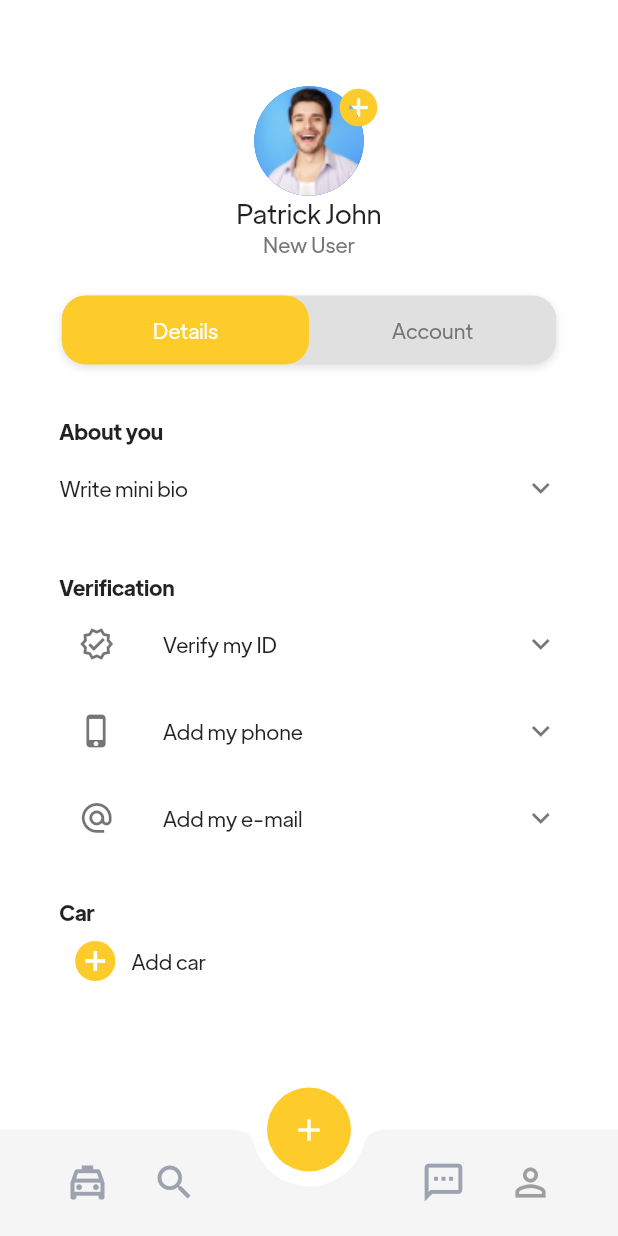
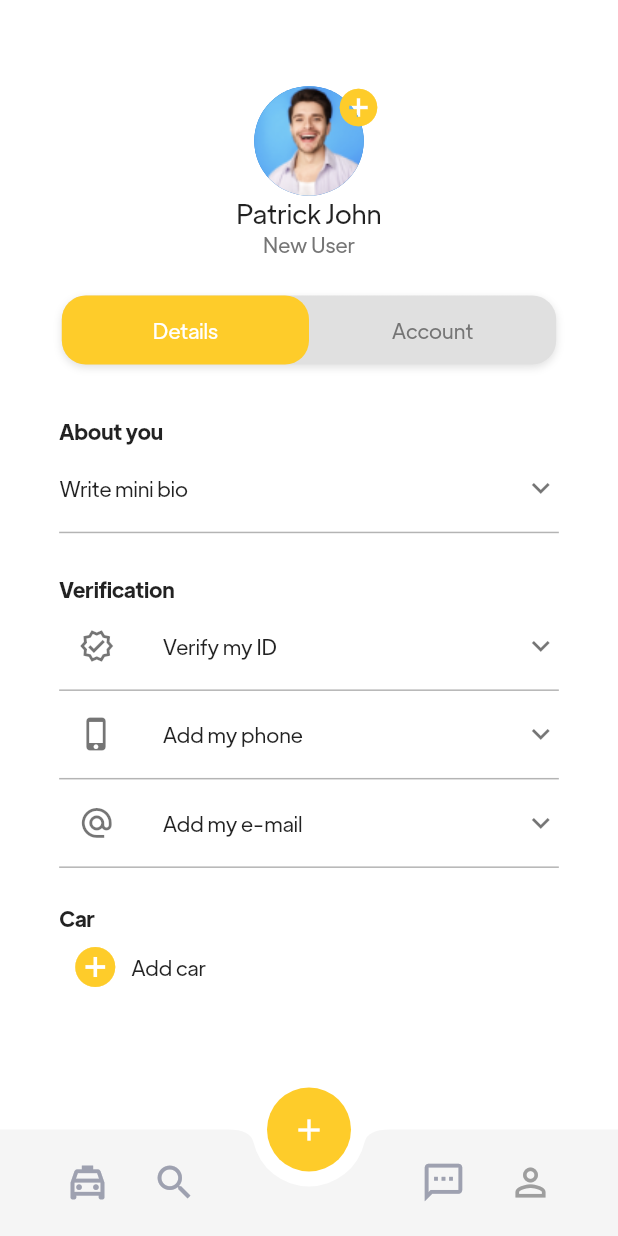
Before and after one commit to tuutaii/taxi_app, a Flutter app: the screen it shows after launch, after a tap on "Sign In", on a phone screen of 412 x 824 dp. Run offline on Flutter 3.47's test engine with Material 2 defaults, Android fonts, the phone set to English and light mode, and no system bars; drawn by our look-alikes of flutter_toggle_tab; our stand-ins replace get, intl_phone_field, intl_phone_number_input, pin_code_fields.

Commit message:
update Phone field

```diff
--- a/lib/view/log_in.dart
+++ b/lib/view/log_in.dart
@@ -59,16 +59,17 @@ class _LogInPageState extends State<LogInPage> {
             Padding(
               padding: const EdgeInsets.only(top: 28),
               child: IntlPhoneField(
-                dropdownIconPosition: IconPosition.trailing,
                 dropdownIcon: const Icon(
                   Icons.keyboard_arrow_down_outlined,
                   color: Colors.black,
                 ),
+                flagsButtonPadding: const EdgeInsets.symmetric(horizontal: 18),
+                dropdownIconPosition: IconPosition.trailing,
+                showDropdownIcon: true,
+                showCountryFlag: true,
                 disableLengthCheck: true,
                 initialCountryCode: 'US',
                 invalidNumberMessage: 'Invalid phone number or password',
-                flagsButtonPadding: const EdgeInsets.all(10),
-                dropdownTextStyle: const TextStyle(color: Colors.white),
                 decoration: const InputDecoration(
                   suffixIcon: Icon(
                     Icons.check_circle,
@@ -80,7 +81,6 @@ class _LogInPageState extends State<LogInPage> {
                   ),
                 ),
                 onChanged: (phone) {
-                  // ignore: avoid_print
                   print(phone.completeNumber);
                 },
               ),
@@ -104,6 +104,11 @@ class _LogInPageState extends State<LogInPage> {
                         fontWeight: FontWeight.w400,
                         color: Colors.black),
                   )),
+            ),
+            Container(
+              height: 30.5,
+              width: 1,
+              decoration: const BoxDecoration(color: Color(0xffB4B4B4)),
             ),
             Padding(
               padding: const EdgeInsets.only(top: 39.53),
--- a/lib/view/profile_detail.dart
+++ b/lib/view/profile_detail.dart
@@ -142,6 +142,7 @@ class _ProfileDetailState extends State<ProfileDetail> {
               child: Padding(
                 padding: const EdgeInsets.only(top: 25.53, bottom: 35.47),
                 child: FlutterToggleTab(
+                  isShadowEnable: true,
                   selectedIndex: _selectedIndex,
                   width: 80,
                   borderRadius: 16,
@@ -150,9 +151,8 @@ class _ProfileDetailState extends State<ProfileDetail> {
                   selectedTextStyle: const TextStyle(
                     color: Colors.white,
                   ),
-                  unSelectedTextStyle: const TextStyle(
-                    color: Color(0xff757575),
-                  ),
+                  unSelectedTextStyle:
+                      const TextStyle(color: Color(0xff757575)),
                   labels: const ['Details', 'Account'],
                   selectedLabelIndex: (index) {
                     setState(() {
--- a/lib/widgets/details.dart
+++ b/lib/widgets/details.dart
@@ -31,6 +31,11 @@ class _DetailsTabState extends State<DetailsTab> {
             children: [Text('data')],
           ),
         ),
+        Container(
+          height: 1,
+          width: double.infinity,
+          decoration: const BoxDecoration(color: Color(0xffB4B4B4)),
+        ),
         const SizedBox(
           height: 28.15,
         ),
@@ -39,8 +44,10 @@ class _DetailsTabState extends State<DetailsTab> {
           style: TextStyle(fontWeight: FontWeight.bold),
         ),
         Column(
-          children: const [
-            ExpansionTile(
+          children: [
+            Theme(
+              data: theme,
+              child: const ExpansionTile(
                 tilePadding: EdgeInsets.only(
                   left: 13,
                 ),
@@ -53,7 +60,15 @@ class _DetailsTabState extends State<DetailsTab> {
                 ),
                 children: [Text('data')],
               ),
-            ExpansionTile(
+            ),
+            Container(
+              height: 1,
+              width: double.infinity,
+              decoration: const BoxDecoration(color: Color(0xffB4B4B4)),
+            ),
+            Theme(
+              data: theme,
+              child: const ExpansionTile(
                 tilePadding: EdgeInsets.only(
                   left: 13,
                 ),
@@ -66,7 +81,15 @@ class _DetailsTabState extends State<DetailsTab> {
                 ),
                 children: [Text('data')],
               ),
-            ExpansionTile(
+            ),
+            Container(
+              height: 1,
+              width: double.infinity,
+              decoration: const BoxDecoration(color: Color(0xffB4B4B4)),
+            ),
+            Theme(
+              data: theme,
+              child: const ExpansionTile(
                 tilePadding: EdgeInsets.only(
                   left: 13,
                 ),
@@ -78,6 +101,12 @@ class _DetailsTabState extends State<DetailsTab> {
                   style: TextStyle(fontSize: 14, fontWeight: FontWeight.w400),
                 ),
                 children: [Text('data')],
+              ),
+            ),
+            Container(
+              height: 1,
+              width: double.infinity,
+              decoration: const BoxDecoration(color: Color(0xffB4B4B4)),
             ),
           ],
         ),
```
Also changed, not shown: assets/images/flag.png (added). Lines whose indentation alone changed are shown as unchanged.
